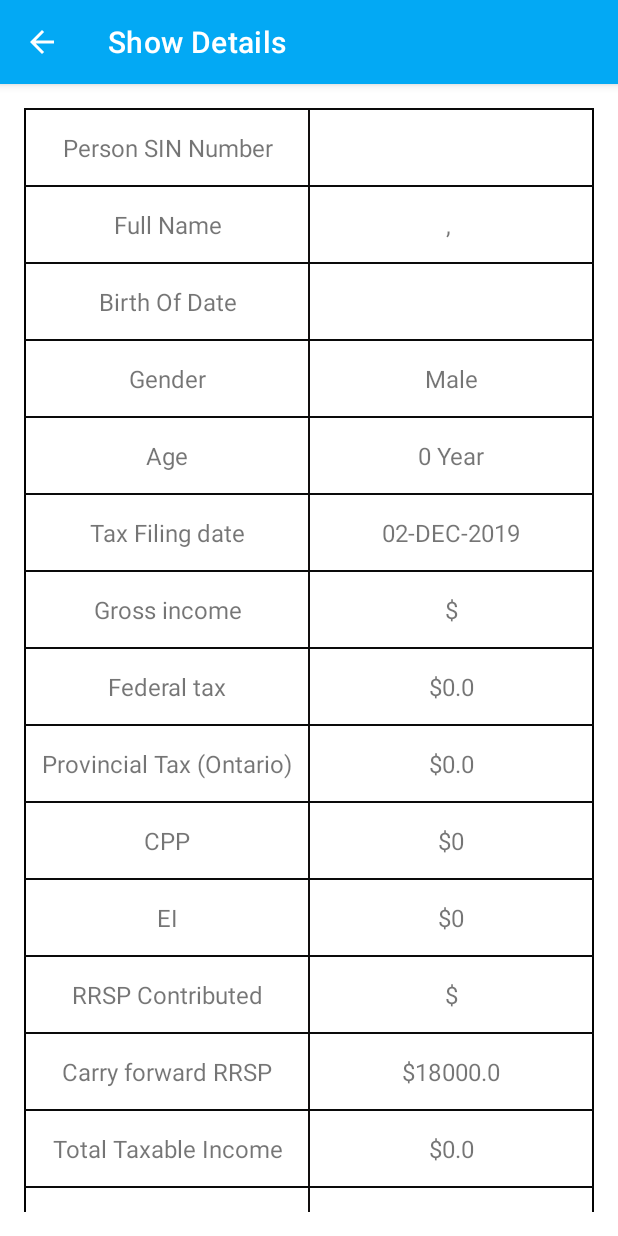
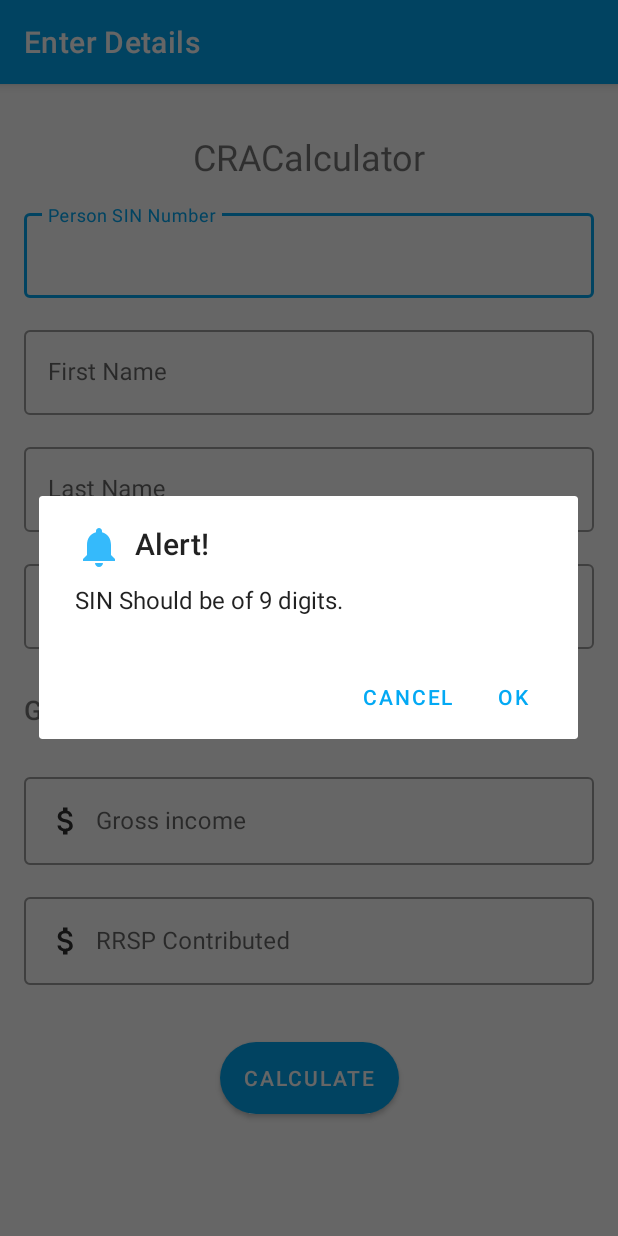
Before and after one commit to RamaniOS/C0761706_F2019_MAD3125_MidTerm, an Android app: the screen it shows after launch (ShowDetailActivity before the commit, DetailEditActivity after it), after a tap on "CALCULATE", on a phone screen of 412 x 824 dp. Run offline under Robolectric (Android 15) with nearby library versions, the phone set to English and light mode, and no system bars; Roboto replaces fonts that are not available here.

```diff
--- a/app/src/main/java/com/example/c0761706_f2019_mad3125_midterm/UI/DetailEditActivity.java
+++ b/app/src/main/java/com/example/c0761706_f2019_mad3125_midterm/UI/DetailEditActivity.java
@@ -1,9 +1,11 @@
 package com.example.c0761706_f2019_mad3125_midterm.UI;
 
+import androidx.appcompat.app.AlertDialog;
 import androidx.appcompat.app.AppCompatActivity;
 
 import android.app.DatePickerDialog;
 import android.content.Context;
+import android.content.DialogInterface;
 import android.content.Intent;
 import android.os.Bundle;
 import android.os.Parcelable;
@@ -14,6 +16,7 @@ import android.widget.Button;
 import android.widget.DatePicker;
 import android.widget.RadioButton;
 import android.widget.RadioGroup;
+import android.widget.Toast;
 
 import com.example.c0761706_f2019_mad3125_midterm.Models.CRACustomer;
 import com.example.c0761706_f2019_mad3125_midterm.R;
@@ -116,10 +119,49 @@ public class DetailEditActivity extends AppCompatActivity {
         String gross = txtGrossIncome.getText().toString();
         String rrsp = txtRRSP.getText().toString();
 
-        CRACustomer customer = new CRACustomer(sin, fName, lName, dob, gender, gross, rrsp);
-        List list = DetailCustomer.getDetails(customer);
-        Intent intent = new Intent(this, ShowDetailActivity.class);
-        intent.putParcelableArrayListExtra("details", (ArrayList<? extends Parcelable>) list);
-        startActivity(intent);
+        if (sin.trim().length() != 9) {
+            showAlert("SIN Should be of 9 digits.");
+        } else if (fName.trim().isEmpty()) {
+            showAlert("Please enter First name");
+        } else if (lName.trim().isEmpty()) {
+            showAlert("Please enter Last name");
+        } else if (dob.trim().isEmpty()) {
+            showAlert("Please enter Date of birth");
+        } else if (gross.trim().isEmpty()) {
+            showAlert("Please enter Gross Income");
+        } else if (rrsp.trim().isEmpty()) {
+            showAlert("Please enter RRSP contribution");
+        } else {
+            CRACustomer customer = new CRACustomer(sin, fName, lName, dob, gender, gross, rrsp);
+            List list = DetailCustomer.getDetails(customer);
+            Intent intent = new Intent(this, ShowDetailActivity.class);
+            intent.putParcelableArrayListExtra("details", (ArrayList<? extends Parcelable>) list);
+            startActivity(intent);
+        }
+    }
+
+    private void showToast(String message) {
+        Toast.makeText(getApplicationContext(), message, Toast.LENGTH_SHORT).show();
+    }
+
+    private void showAlert(String message) {
+        AlertDialog.Builder alertDialogBuilder = new AlertDialog.Builder(this);
+        alertDialogBuilder.setTitle("Alert!");
+        alertDialogBuilder.setMessage(message);
+        alertDialogBuilder.setIcon(R.drawable.ic_action_alert);
+        alertDialogBuilder.setPositiveButton("OK", new DialogInterface.OnClickListener() {
+            @Override
+            public void onClick(DialogInterface dialog, int which) {
+                dialog.dismiss();
+            }
+        });
+        alertDialogBuilder.setNegativeButton("Cancel", new DialogInterface.OnClickListener() {
+            @Override
+            public void onClick(DialogInterface dialog, int which) {
+
+            }
+        });
+        AlertDialog alert = alertDialogBuilder.create();
+        alert.show();
     }
 }
--- /dev/null
+++ b/app/src/main/res/drawable-anydpi/ic_action_alert.xml
@@ -0,0 +1,11 @@
+<vector xmlns:android="http://schemas.android.com/apk/res/android"
+    android:width="24dp"
+    android:height="24dp"
+    android:viewportWidth="24"
+    android:viewportHeight="24"
+    android:tint="#03A9FA"
+    android:alpha="0.8">
+    <path
+        android:fillColor="#FF000000"
+        android:pathData="M12,22c1.1,0 2,-0.9 2,-2h-4c0,1.1 0.89,2 2,2zM18,16v-5c0,-3.07 -1.64,-5.64 -4.5,-6.32L13.5,4c0,-0.83 -0.67,-1.5 -1.5,-1.5s-1.5,0.67 -1.5,1.5v0.68C7.63,5.36 6,7.92 6,11v5l-2,2v1h16v-1l-2,-2z"/>
+</vector>
```
Also changed, not shown: app/src/main/res/drawable-hdpi/ic_action_alert.png (added), app/src/main/res/drawable-mdpi/ic_action_alert.png (added), app/src/main/res/drawable-xhdpi/ic_action_alert.png (added), app/src/main/res/drawable-xxhdpi/ic_action_alert.png (added).
